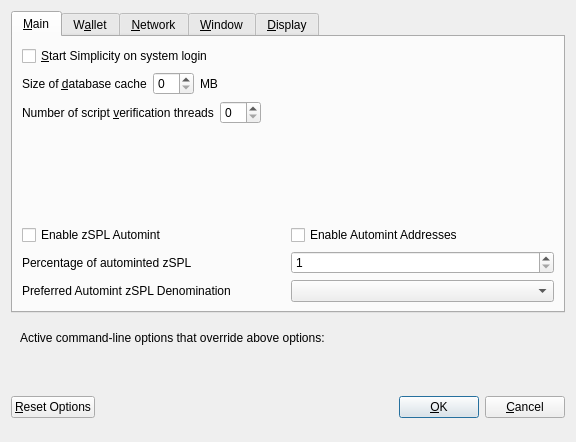
Above: src/qt/forms/optionsdialog.ui from MotoAcidic/Altbet-2.0.0.0 before the change. Below: the same form after it.
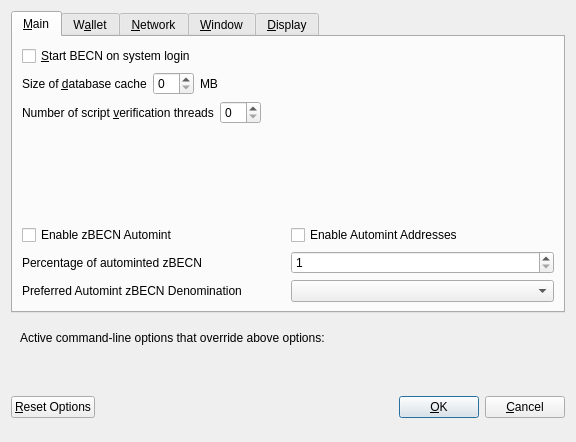
That is the form after the change. Custom widgets are drawn as their Qt base class.

What changed in the file:
```diff
--- a/src/qt/forms/optionsdialog.ui
+++ b/src/qt/forms/optionsdialog.ui
@@ -33,7 +33,7 @@
           <string>Automatically start Simplicity after logging in to the system.</string>
          </property>
          <property name="text">
-          <string>&amp;Start Simplicity on system login</string>
+          <string>&amp;Start BECN on system login</string>
          </property>
         </widget>
        </item>
@@ -147,7 +147,7 @@
                <enum>Qt::LeftToRight</enum>
               </property>
               <property name="text">
-               <string>Enable zSPL Automint</string>
+               <string>Enable zBECN Automint</string>
               </property>
              </widget>
             </item>
@@ -174,7 +174,7 @@
                <string>Percentage of incoming SPL which get automatically converted to zSPL via Zerocoin Protocol (min: 10%)</string>
               </property>
               <property name="text">
-               <string>Percentage of autominted zSPL</string>
+               <string>Percentage of autominted zBECN</string>
               </property>
              </widget>
             </item>
@@ -207,7 +207,7 @@
                <string>Wait with automatic conversion to Zerocoin until enough SPL for this denomination is available</string>
               </property>
               <property name="text">
-               <string>Preferred Automint zSPL Denomination</string>
+               <string>Preferred Automint zBECN Denomination</string>
               </property>
              </widget>
             </item>
```
Left out of the diff: 28 changed lines with no effect on the pictures.
